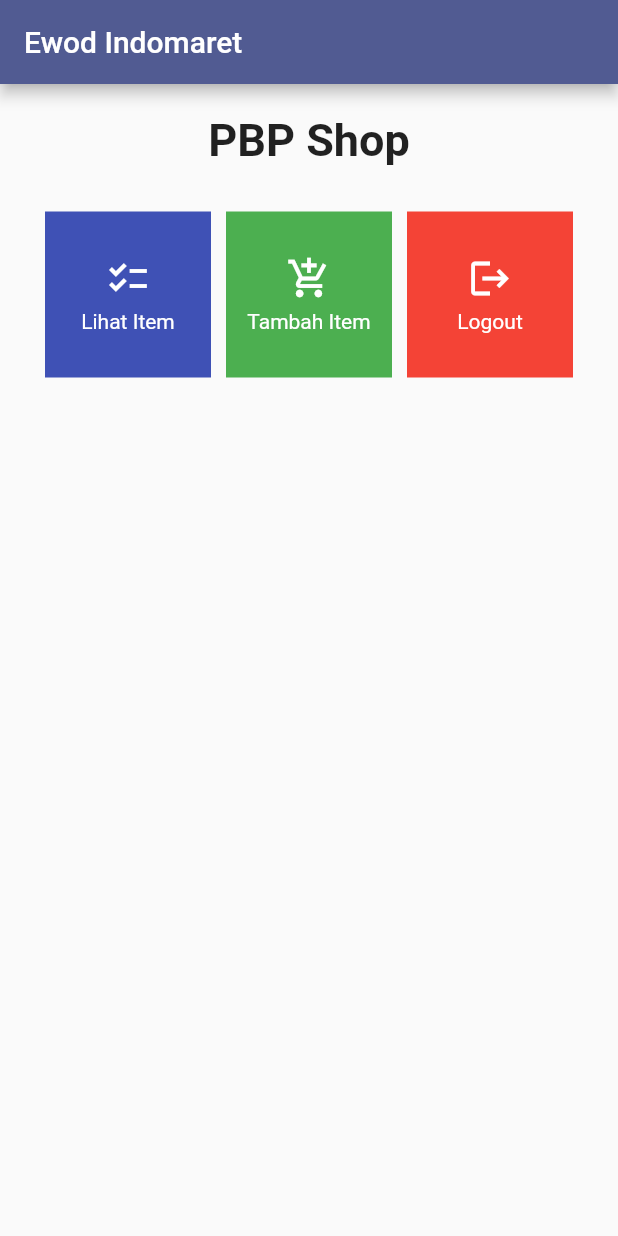
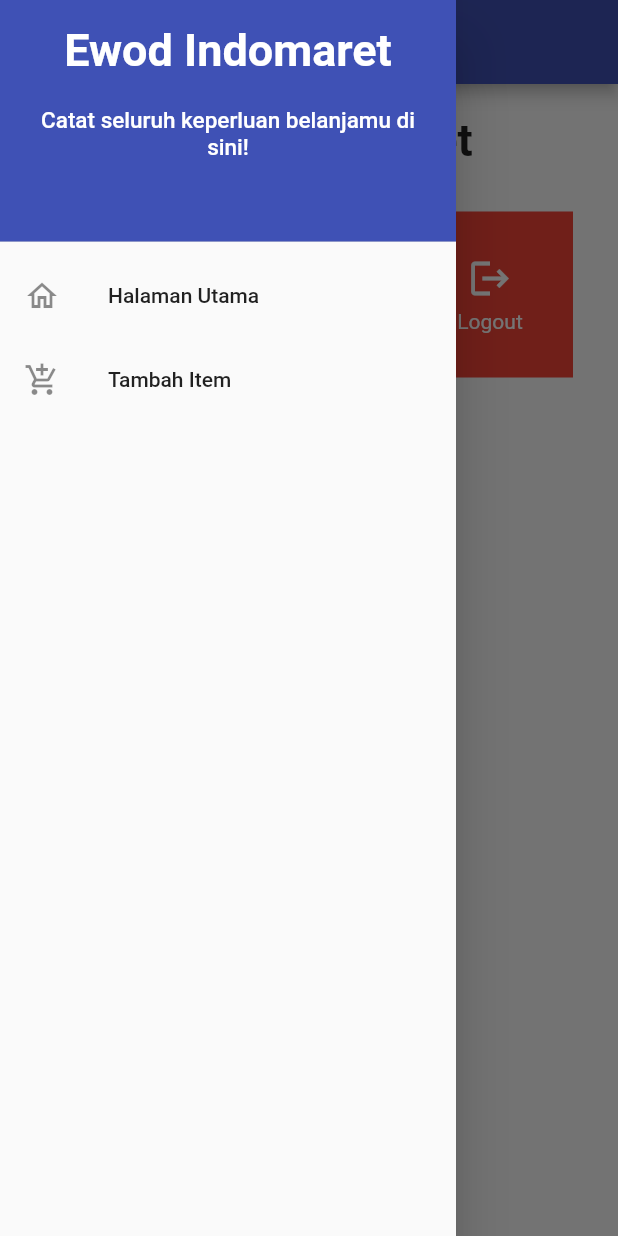
Before and after one commit to Edward-Salim/ewod-indomaret, a Flutter app: the screen it shows after launch, with the side drawer open (before the commit the screen has no drawer), on a phone screen of 412 x 824 dp. Run offline on Flutter 3.47's test engine with Material 2 defaults, Android fonts, the light colour scheme and no system bars.

Commit message:
Menyelesaikan Tugas 8

```diff
--- a/ewod_indomaret/lib/main.dart
+++ b/ewod_indomaret/lib/main.dart
@@ -1,5 +1,5 @@
 import 'package:flutter/material.dart';
-import 'package:ewod_indomaret/menu.dart';
+import 'package:ewod_indomaret/screens/menu.dart';
 
 void main() {
   runApp(const MyApp());
@@ -11,7 +11,7 @@
   @override
   Widget build(BuildContext context) {
     return MaterialApp(
-      title: 'Flutter Demo',
+      title: 'Ewod Indomaret',
       theme: ThemeData(
         primarySwatch: Colors.blue,
         colorScheme: ColorScheme.fromSeed(seedColor: Colors.indigo),
--- a/ewod_indomaret/lib/menu.dart
+++ b/ewod_indomaret/lib/screens/menu.dart
@@ -1,4 +1,6 @@
 import 'package:flutter/material.dart';
+import 'package:ewod_indomaret/widgets/left_drawer.dart';
+import 'package:ewod_indomaret/widgets/shop_card.dart';
 
 class MyHomePage extends StatelessWidget {
   MyHomePage({Key? key}) : super(key: key);
@@ -16,7 +18,11 @@
         title: const Text(
           'Ewod Indomaret',
         ),
+        backgroundColor: Colors.indigo,
+        foregroundColor: Colors.white,
       ),
+      // Masukkan drawer sebagai parameter nilai drawer dari widget Scaffold
+      drawer: const LeftDrawer(),
       body: SingleChildScrollView(
         // Widget wrapper yang dapat discroll
         child: Padding(
@@ -28,7 +34,7 @@
                 padding: EdgeInsets.only(top: 10.0, bottom: 10.0),
                 // Widget Text untuk menampilkan tulisan dengan alignment center dan style yang sesuai
                 child: Text(
-                  'PBP Shop', // Text yang menandakan toko
+                  'Ewod Indomaret', // Text yang menandakan toko
                   textAlign: TextAlign.center,
                   style: TextStyle(
                     fontSize: 30,
@@ -57,56 +63,3 @@
     );
   }
 }
-
-class ShopItem {
-  final String name;
-  final IconData icon;
-  final Color color;
-
-  ShopItem(this.name, this.icon, this.color);
-}
-
-class ShopCard extends StatelessWidget {
-  final ShopItem item;
-
-  const ShopCard(this.item, {super.key}); // Constructor
-
-  @override
-  Widget build(BuildContext context) {
-    return Material(
-      color: item.color,
-      child: InkWell(
-        // Area responsive terhadap sentuhan
-        onTap: () {
-          // Memunculkan SnackBar ketika diklik
-          ScaffoldMessenger.of(context)
-            ..hideCurrentSnackBar()
-            ..showSnackBar(SnackBar(
-                content: Text("Kamu telah menekan tombol ${item.name}!")));
-        },
-        child: Container(
-          // Container untuk menyimpan Icon dan Text
-          padding: const EdgeInsets.all(8),
-          child: Center(
-            child: Column(
-              mainAxisAlignment: MainAxisAlignment.center,
-              children: [
-                Icon(
-                  item.icon,
-                  color: Colors.white,
-                  size: 30.0,
-                ),
-                const Padding(padding: EdgeInsets.all(3)),
-                Text(
-                  item.name,
-                  textAlign: TextAlign.center,
-                  style: const TextStyle(color: Colors.white),
-                ),
-              ],
-            ),
-          ),
-        ),
-      ),
-    );
-  }
-}
--- /dev/null
+++ b/ewod_indomaret/lib/widgets/left_drawer.dart
@@ -0,0 +1,68 @@
+import 'package:flutter/material.dart';
+import 'package:ewod_indomaret/screens/menu.dart';
+import 'package:ewod_indomaret/screens/shoplist_form.dart';
+
+class LeftDrawer extends StatelessWidget {
+  const LeftDrawer({super.key});
+
+  @override
+  Widget build(BuildContext context) {
+    return Drawer(
+      child: ListView(
+        children: [
+          DrawerHeader(
+            decoration: const BoxDecoration(
+              color: Colors.indigo,
+            ),
+            child: Column(
+              children: const [
+                Text(
+                  'Ewod Indomaret',
+                  textAlign: TextAlign.center,
+                  style: TextStyle(
+                    fontSize: 30,
+                    fontWeight: FontWeight.bold,
+                    color: Colors.white,
+                  ),
+                ),
+                Padding(padding: EdgeInsets.all(10)),
+                Text(
+                  "Catat seluruh keperluan belanjamu di sini!",
+                  textAlign: TextAlign.center,
+                  style: TextStyle(
+                    fontSize: 15,
+                    color: Colors.white,
+                  ),
+                ),
+              ],
+            ),
+          ),
+          ListTile(
+            leading: const Icon(Icons.home_outlined),
+            title: const Text('Halaman Utama'),
+            // Bagian redirection ke MyHomePage
+            onTap: () {
+              Navigator.pushReplacement(
+                  context,
+                  MaterialPageRoute(
+                    builder: (context) => MyHomePage(),
+                  ));
+            },
+          ),
+          ListTile(
+            leading: const Icon(Icons.add_shopping_cart),
+            title: const Text('Tambah Item'),
+            // Bagian redirection ke ShopFormPage
+            onTap: () {
+              Navigator.pushReplacement(
+                  context,
+                  MaterialPageRoute(
+                    builder: (context) => const ShopFormPage(),
+                  ));
+            },
+          ),
+        ],
+      ),
+    );
+  }
+}
--- /dev/null
+++ b/ewod_indomaret/lib/widgets/shop_card.dart
@@ -0,0 +1,61 @@
+import 'package:flutter/material.dart';
+import 'package:ewod_indomaret/screens/shoplist_form.dart';
+
+class ShopItem {
+  final String name;
+  final IconData icon;
+  final Color color;
+
+  ShopItem(this.name, this.icon, this.color);
+}
+
+class ShopCard extends StatelessWidget {
+  final ShopItem item;
+
+  const ShopCard(this.item, {super.key}); // Constructor
+
+  @override
+  Widget build(BuildContext context) {
+    return Material(
+      color: item.color,
+      child: InkWell(
+        // Area responsif terhadap sentuhan
+        onTap: () {
+          // Memunculkan SnackBar ketika diklik
+          ScaffoldMessenger.of(context)
+            ..hideCurrentSnackBar()
+            ..showSnackBar(SnackBar(
+                content: Text("Kamu telah menekan tombol ${item.name}!")));
+
+          // Navigate ke route yang sesuai (tergantung jenis tombol)
+          if (item.name == "Tambah Item") {
+            Navigator.push(context,
+                MaterialPageRoute(builder: (context) => const ShopFormPage()));
+          }
+        },
+        child: Container(
+          // Container untuk menyimpan Icon dan Text
+          padding: const EdgeInsets.all(8),
+          child: Center(
+            child: Column(
+              mainAxisAlignment: MainAxisAlignment.center,
+              children: [
+                Icon(
+                  item.icon,
+                  color: Colors.white,
+                  size: 30.0,
+                ),
+                const Padding(padding: EdgeInsets.all(3)),
+                Text(
+                  item.name,
+                  textAlign: TextAlign.center,
+                  style: const TextStyle(color: Colors.white),
+                ),
+              ],
+            ),
+          ),
+        ),
+      ),
+    );
+  }
+}
```
Also changed, not shown: ewod_indomaret/lib/screens/shoplist_form.dart (added, +160 -0 lines), 1 other file.
